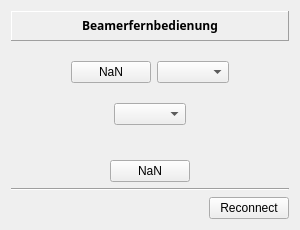
Old version of the form beamerfernbedienung.ui in the repository christian-heusel/qt-beamer_remote.
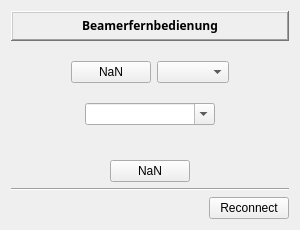
New version of the form.

```diff
--- a/beamerfernbedienung.ui
+++ b/beamerfernbedienung.ui
@@ -62,7 +62,7 @@
         </font>
        </property>
        <property name="frameShape">
-        <enum>QFrame::Panel</enum>
+        <enum>QFrame::WinPanel</enum>
        </property>
        <property name="frameShadow">
         <enum>QFrame::Raised</enum>
@@ -164,7 +164,20 @@
         </spacer>
        </item>
        <item>
-        <widget class="QComboBox" name="lensSelector"/>
+        <widget class="QComboBox" name="lensSelector">
+         <property name="minimumSize">
+          <size>
+           <width>130</width>
+           <height>0</height>
+          </size>
+         </property>
+         <property name="editable">
+          <bool>true</bool>
+         </property>
+         <property name="insertPolicy">
+          <enum>QComboBox::InsertAtCurrent</enum>
+         </property>
+        </widget>
        </item>
        <item>
         <spacer name="horizontalSpacer_2">
```
